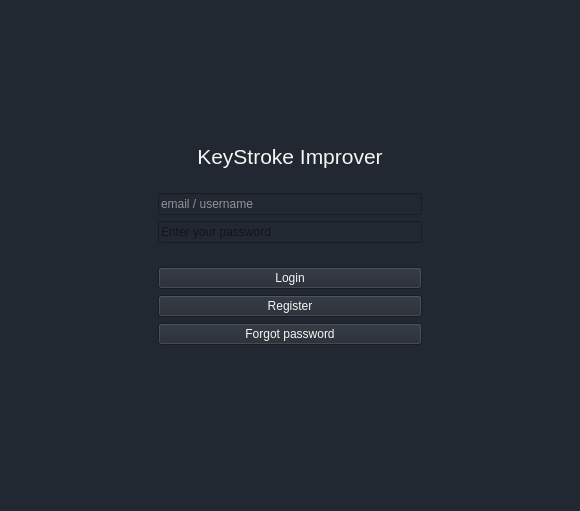
Qt form login.ui (Prakash5209/typing_tutor) before a commit.
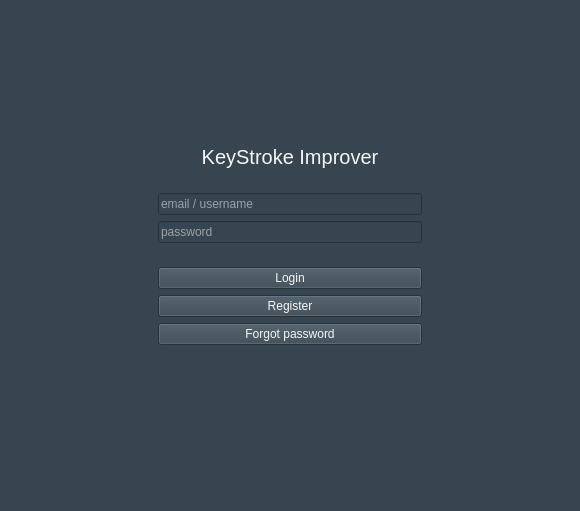
The same form after that commit.

Commit message: login color

Diff of the .ui file:
```diff
--- a/login.ui
+++ b/login.ui
@@ -23,7 +23,7 @@
    <bool>false</bool>
   </property>
   <property name="styleSheet">
-   <string notr="true">background-color:#222831;</string>
+   <string notr="true">background-color:#36454F;</string>
   </property>
   <widget class="QWidget" name="centralwidget">
    <layout class="QGridLayout" name="gridLayout_2">
@@ -70,6 +70,9 @@
         <height>0</height>
        </size>
       </property>
+      <property name="styleSheet">
+       <string notr="true">font: 15pt &quot;Ubuntu&quot;;</string>
+      </property>
       <property name="frameShape">
        <enum>QFrame::NoFrame</enum>
       </property>
@@ -79,6 +82,9 @@
       <layout class="QGridLayout" name="gridLayout">
        <item row="0" column="0">
         <widget class="QFrame" name="frame">
+         <property name="styleSheet">
+          <string notr="true">font: 15pt &quot;Ubuntu&quot;;</string>
+         </property>
          <property name="frameShape">
           <enum>QFrame::NoFrame</enum>
          </property>
@@ -90,11 +96,16 @@
            <widget class="QLabel" name="label">
             <property name="font">
              <font>
-              <pointsize>16</pointsize>
+              <family>Ubuntu</family>
+              <pointsize>15</pointsize>
+              <weight>50</weight>
+              <italic>false</italic>
+              <bold>false</bold>
              </font>
             </property>
             <property name="styleSheet">
-             <string notr="true">color:whitesmoke;</string>
+             <string notr="true">color:whitesmoke;
+font: 15pt &quot;Ubuntu&quot;;</string>
             </property>
             <property name="text">
              <string>KeyStroke Improver</string>
@@ -127,9 +138,6 @@
            </widget>
           </item>
           <item>
-
-                      <!--<widget class="QLineEdit" name="passwordlineEdit">
-          <item>
            <widget class="QLineEdit" name="passwordlineEdit">
             <property name="styleSheet">
              <string notr="true">color:white;</string>
@@ -137,19 +145,7 @@
             <property name="placeholderText">
              <string>password</string>
             </property>
-            </widget>-->
-
-
-
-          <widget class="QLineEdit" name="passwordlineEdit">
-           <property name="echoMode">
-            <enum>QLineEdit::Password</enum>
-           </property>
-           <property name="placeholderText">
-            <string>Enter your password</string>
-           </property>
-          </widget>
-
+           </widget>
           </item>
          </layout>
         </widget>
```
